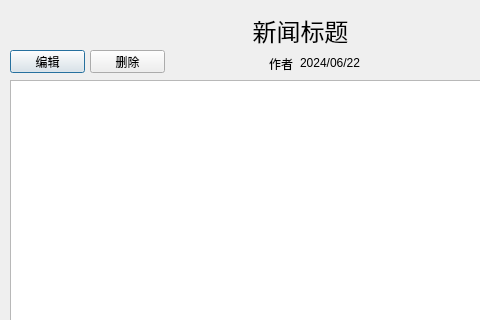
Old version of the form Gui/NewsDetailDialog.ui in the repository luiqn2007/cpp_curriculum-design_news_publish; both pictures show x 0 to 480 and y 0 to 320 of the 887 by 620 pixel window.
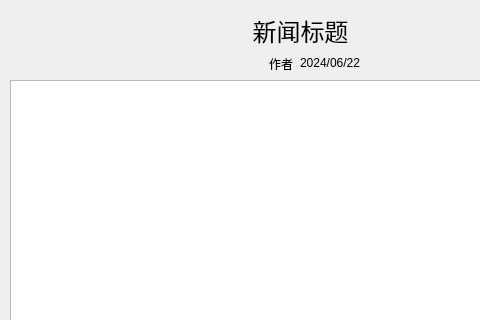
New version of the form. Icons and pictures are not drawn.

What changed in the file:
```diff
--- a/Gui/NewsDetailDialog.ui
+++ b/Gui/NewsDetailDialog.ui
@@ -73,19 +73,6 @@
     <string>2024/06/22</string>
    </property>
   </widget>
-  <widget class="QPushButton" name="pb_edit">
-   <property name="geometry">
-    <rect>
-     <x>10</x>
-     <y>50</y>
-     <width>75</width>
-     <height>23</height>
-    </rect>
-   </property>
-   <property name="text">
-    <string>编辑</string>
-   </property>
-  </widget>
   <widget class="QLabel" name="lbl_like_count">
    <property name="geometry">
     <rect>
@@ -164,19 +151,6 @@
     <enum>QAbstractItemView::SelectionMode::NoSelection</enum>
    </property>
   </widget>
-  <widget class="QPushButton" name="pb_delete">
-   <property name="geometry">
-    <rect>
-     <x>90</x>
-     <y>50</y>
-     <width>75</width>
-     <height>23</height>
-    </rect>
-   </property>
-   <property name="text">
-    <string>删除</string>
-   </property>
-  </widget>
  </widget>
  <layoutdefault spacing="6" margin="11"/>
  <resources>
```
Left out of the diff: 31 changed lines with no effect on the pictures.
